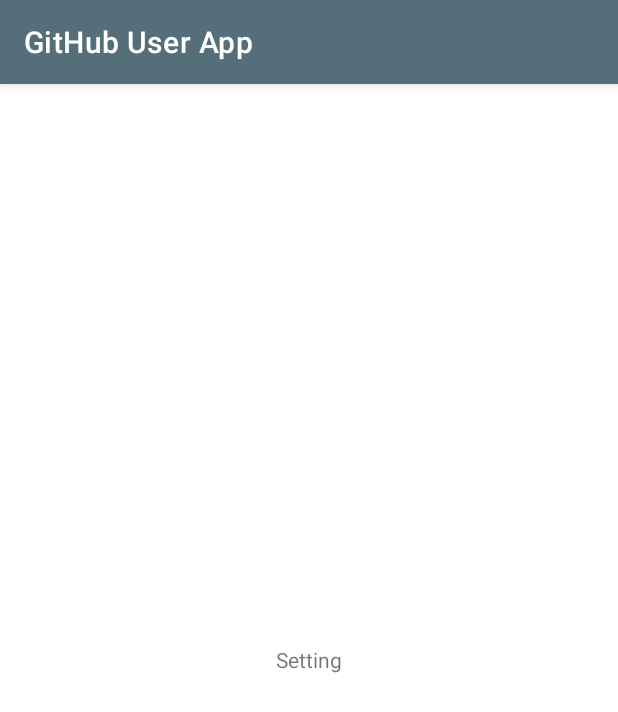
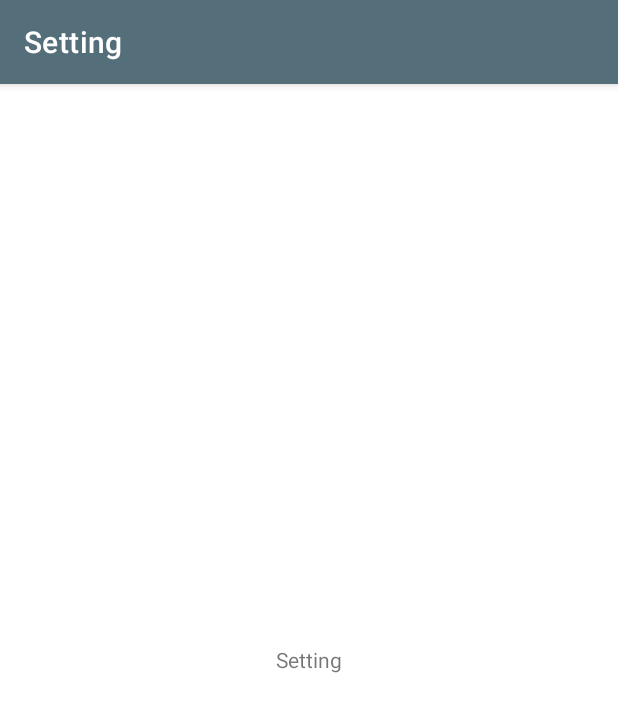
Before and after one commit to fadlan7/Android-Fundamental, an Android app: the screen it shows after launch (SettingActivity), after a tap on "Setting", on a phone screen of 412 x 824 dp. Shown: the top 712 px of the screen. Run offline under Robolectric (Android 15) with nearby library versions, the phone set to English and light mode, and no system bars; 1 other tap on this screen came first.

```diff
--- a/app/src/main/java/com/fadlan/githubuserapp/MainActivity.kt
+++ b/app/src/main/java/com/fadlan/githubuserapp/MainActivity.kt
@@ -1,5 +1,7 @@
 package com.fadlan.githubuserapp
 
+import android.app.SearchManager
+import android.content.Context
 import android.content.Intent
 import android.content.res.Configuration
 import androidx.appcompat.app.AppCompatActivity
@@ -11,6 +13,8 @@ import androidx.recyclerview.widget.GridLayoutManager
 import androidx.recyclerview.widget.LinearLayoutManager
 import androidx.recyclerview.widget.RecyclerView
 import com.fadlan.githubuserapp.databinding.ActivityMainBinding
+import androidx.appcompat.widget.SearchView
+
 
 class MainActivity : AppCompatActivity() {
 
@@ -23,7 +27,7 @@ class MainActivity : AppCompatActivity() {
         binding = ActivityMainBinding.inflate(layoutInflater)
         setContentView(binding.root)
 
-        supportActionBar?.title = "GitHub User"
+        supportActionBar?.title = resources.getString(R.string.app_name)
 
         rvUsers = binding.rvUsers
         rvUsers.setHasFixedSize(true)
@@ -35,6 +39,22 @@ class MainActivity : AppCompatActivity() {
     override fun onCreateOptionsMenu(menu: Menu): Boolean {
         val inflater = menuInflater
         inflater.inflate(R.menu.option_menu, menu)
+
+        val searchManager = getSystemService(Context.SEARCH_SERVICE) as SearchManager
+        val searchView = menu.findItem(R.id.search).actionView as SearchView
+        searchView.setSearchableInfo(searchManager.getSearchableInfo(componentName))
+        searchView.queryHint = resources.getString(R.string.search_hint)
+        searchView.setOnQueryTextListener(object : SearchView.OnQueryTextListener {
+            override fun onQueryTextSubmit(query: String): Boolean {
+                Toast.makeText(this@MainActivity, query, Toast.LENGTH_SHORT).show()
+                searchView.clearFocus()
+                return true
+            }
+            override fun onQueryTextChange(newText: String): Boolean {
+                return false
+            }
+        })
+
         return true
     }
 
--- a/app/src/main/java/com/fadlan/githubuserapp/SettingActivity.kt
+++ b/app/src/main/java/com/fadlan/githubuserapp/SettingActivity.kt
@@ -7,5 +7,7 @@ class SettingActivity : AppCompatActivity() {
     override fun onCreate(savedInstanceState: Bundle?) {
         super.onCreate(savedInstanceState)
         setContentView(R.layout.activity_setting)
+
+        supportActionBar?.title = "Setting"
     }
 }
--- a/app/src/main/res/layout/activity_main.xml
+++ b/app/src/main/res/layout/activity_main.xml
@@ -6,11 +6,6 @@
     android:layout_height="match_parent"
     android:background="@color/background"
     tools:context=".MainActivity">
-
-<!--    <FrameLayout-->
-<!--        android:id="@+id/setting_container"-->
-<!--        android:layout_width="match_parent"-->
-<!--        android:layout_height="match_parent" />-->
 
     <androidx.recyclerview.widget.RecyclerView
         android:id="@+id/rv_users"
--- a/app/src/main/res/menu/option_menu.xml
+++ b/app/src/main/res/menu/option_menu.xml
@@ -3,8 +3,15 @@
     xmlns:app="http://schemas.android.com/apk/res-auto">
 
     <item
+        android:id="@+id/search"
+        android:icon="@drawable/ic_baseline_search_24"
+        android:title="@string/search"
+        app:actionViewClass="androidx.appcompat.widget.SearchView"
+        app:showAsAction="collapseActionView|always"/>
+
+    <item
         android:id="@+id/setting_menu"
         android:icon="@drawable/ic_baseline_settings_24"
         android:title="@string/setting_menu"
-        app:showAsAction="always" />
+        app:showAsAction="ifRoom" />
 </menu>
--- a/app/src/main/res/values/strings.xml
+++ b/app/src/main/res/values/strings.xml
@@ -16,6 +16,8 @@
     <string name="company_icon">company_icon</string>
     <string name="github_logo">GitHub Logo</string>
     <string name="setting_menu">Setting</string>
+    <string name="search">search</string>
+    <string name="search_hint">Masukan Nama</string>
 
     <string-array name="username">
         <item>JakeWharton</item>
```
